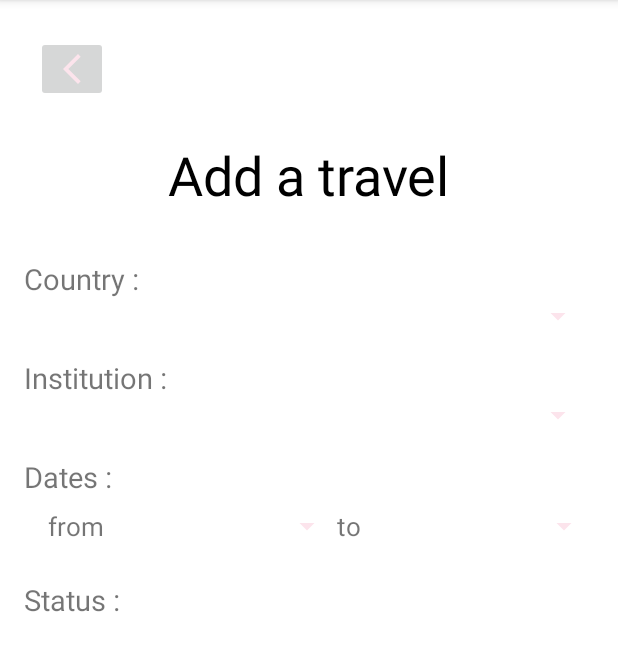
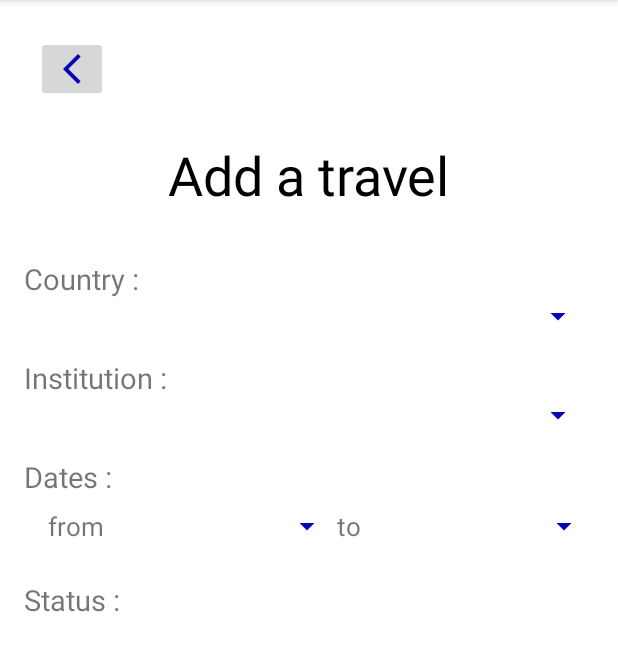
Before and after one commit to Lucie-Na/sprm_project-1, an Android app: the AddTravelActivity screen opened directly, with no data from a screen before it, on a phone screen of 412 x 824 dp, the part 84-755 px from its top. Run offline under Robolectric (Android 15) with nearby library versions, the phone set to English and light mode, and no system bars.

Commit message:
Some improvments on the themes

```diff
--- a/app/src/main/res/values-night/themes.xml
+++ b/app/src/main/res/values-night/themes.xml
@@ -1,6 +1,6 @@
 <resources xmlns:tools="http://schemas.android.com/tools">
     <!-- Dark theme -->
-    <style name="Theme.SPRM_Project" parent="Theme.AppCompat.Light.NoActionBar">
+    <style name="Theme.SPRM_Project" parent="Theme.MaterialComponents.Light.DarkActionBar">
 
         <!-- Primary brand color. -->
         <item name="colorPrimary">@color/primaryColor</item>
@@ -18,4 +18,14 @@
         <item name="android:statusBarColor" tools:targetApi="l">?attr/colorPrimaryVariant</item>
 
     </style>
+
+    <style name="Theme.SPRM_Project.NoActionBar">
+        <item name="windowActionBar">false</item>
+        <item name="windowNoTitle">true</item>
+    </style>
+
+    <style name="Theme.SPRM_Project.AppBarOverlay" parent="ThemeOverlay.AppCompat.Dark.ActionBar" />
+
+    <style name="Theme.SPRM_Project.PopupOverlay" parent="ThemeOverlay.AppCompat.Dark" />
+
 </resources>
--- a/app/src/main/res/values/themes.xml
+++ b/app/src/main/res/values/themes.xml
@@ -6,13 +6,13 @@
         <item name="colorPrimary">@color/primaryColor</item>
         <item name="colorPrimaryVariant">@color/primaryDarkColor</item>
         <item name="colorOnPrimary">@color/primaryLightColor</item>
-        <item name="android:textColorPrimary">@color/primaryTextColor</item>
+        <item name="android:textColorPrimary">@color/primaryDarkColor</item>
 
         <!-- Secondary brand color. -->
         <item name="colorSecondary">@color/secondaryColor</item>
         <item name="colorSecondaryVariant">@color/secondaryDarkColor</item>
         <item name="colorOnSecondary">@color/secondaryLightColor</item>
-        <item name="android:textColorSecondary">@color/secondaryTextColor</item>
+        <item name="android:textColorSecondary">@color/secondaryDarkColor</item>
 
         <!-- Status bar color. -->
         <item name="android:statusBarColor" tools:targetApi="l">?attr/colorPrimaryVariant</item>
```
